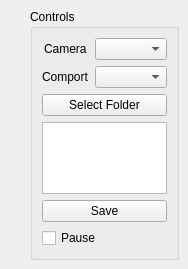
This is Forms/Main.ui in JosephEoff/EyeGore as Qt 5 draws it before an edit. The edited form follows.
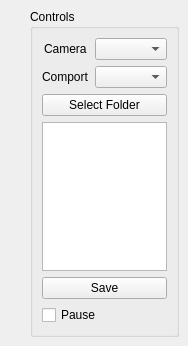
This is the edited form. Icons and pictures are not drawn. Custom widgets are drawn as their Qt base class.

```diff
--- a/Forms/Main.ui
+++ b/Forms/Main.ui
@@ -7,7 +7,7 @@
     <x>0</x>
     <y>0</y>
     <width>188</width>
-    <height>256</height>
+    <height>346</height>
    </rect>
   </property>
   <property name="sizePolicy">
```
Left out of the diff: 8 changed lines with no effect on the pictures.
